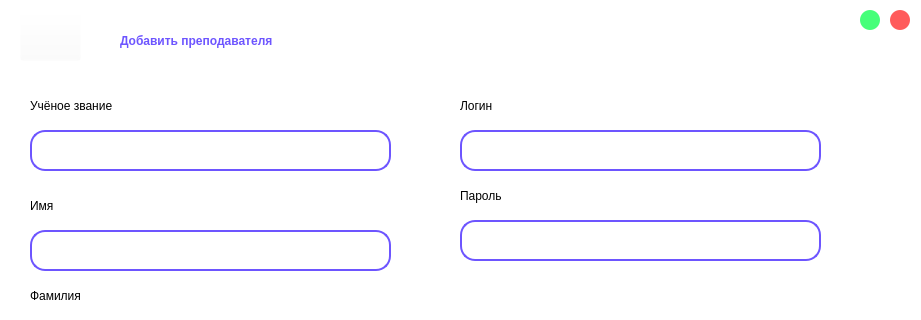
Above: project/add_prof.ui from AssasinNik/meow before the change; both pictures show x 0 to 921 and y 0 to 320 of the 921 by 511 pixel window. Below: the same form after it.
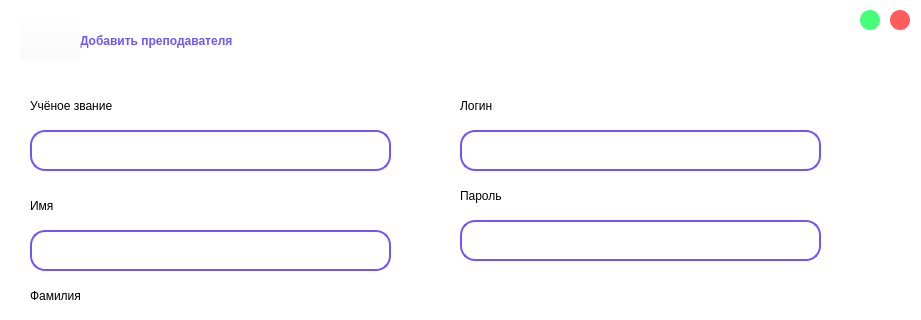
That is the form after the change. Icons and pictures are not drawn.

The edit to the form file:
```diff
--- a/project/add_prof.ui
+++ b/project/add_prof.ui
@@ -189,9 +189,9 @@
   <widget class="QLabel" name="label">
    <property name="geometry">
     <rect>
-     <x>120</x>
+     <x>80</x>
      <y>10</y>
-     <width>721</width>
+     <width>761</width>
      <height>61</height>
     </rect>
    </property>
```
